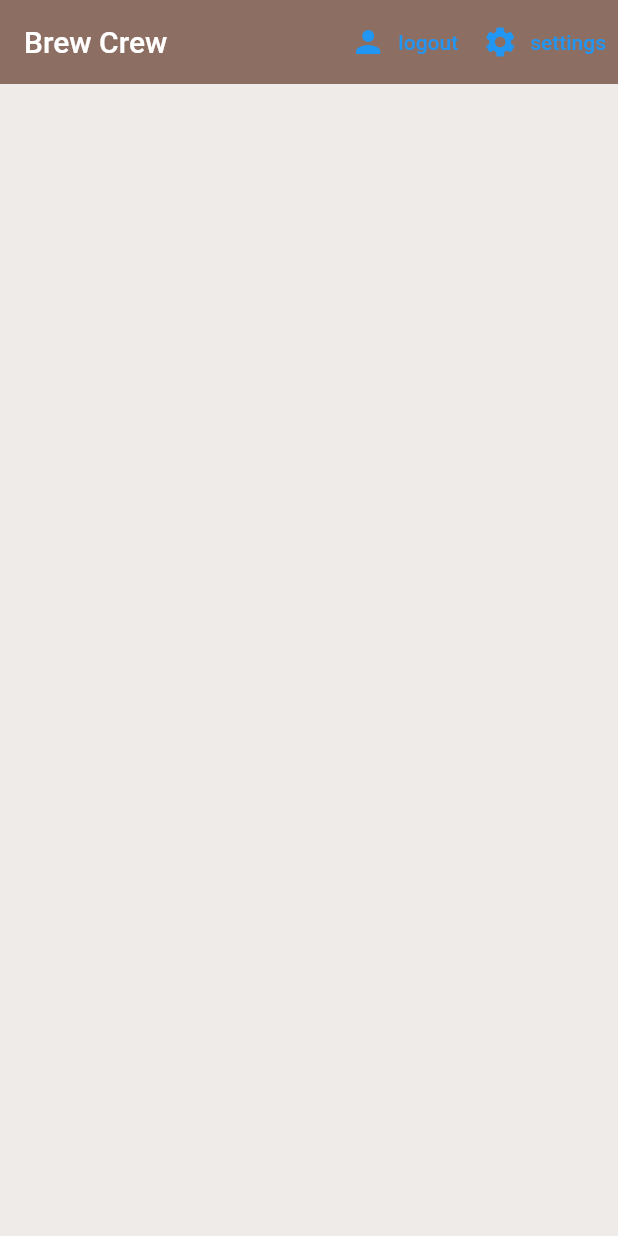
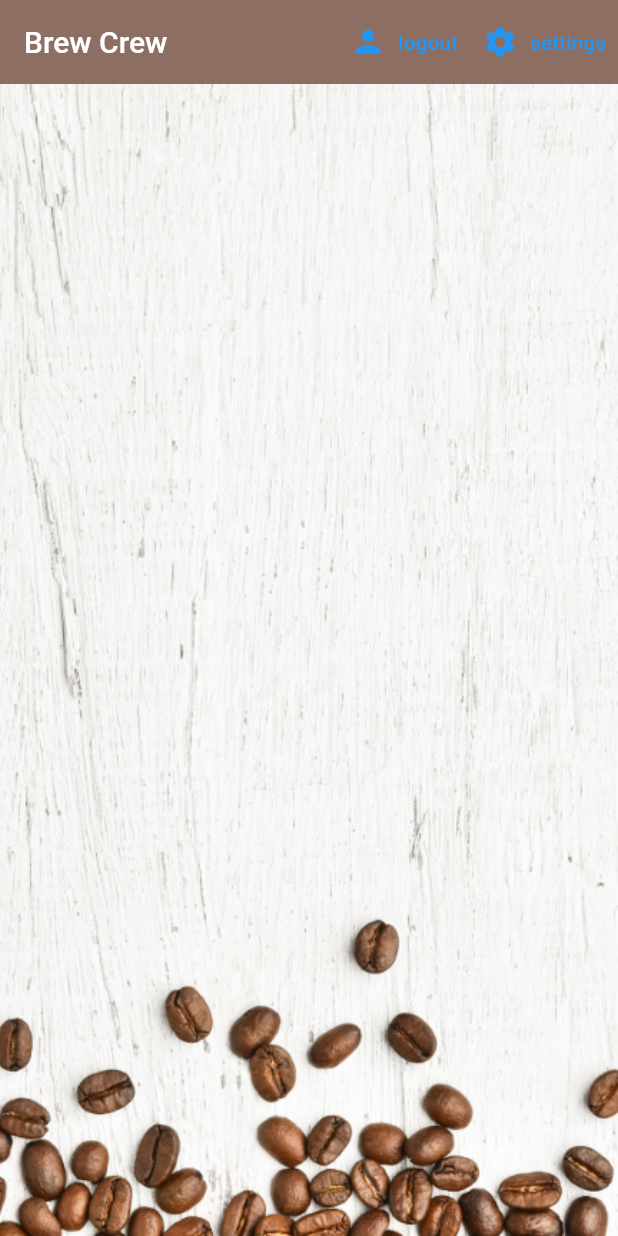
Before and after one commit to Mehmet-Durna/flutter-firebase-brewApp, a Flutter app: the screen it shows once a user with an empty profile is signed in, on a phone screen of 412 x 824 dp. Run offline on Flutter 3.47's test engine with Material 2 defaults, Android fonts, the phone set to English and light mode, and no system bars; our stand-ins replace cloud_firestore, firebase_auth, firebase_core, flutter_spinkit; accounts and stored records are empty.

Commit message:
asseds are added

```diff
--- a/lib/screens/home/brew_tile.dart
+++ b/lib/screens/home/brew_tile.dart
@@ -18,6 +18,7 @@
           leading: CircleAvatar(
             radius: 25.0,
             backgroundColor: Colors.brown[brew!.strength!],
+            backgroundImage: const AssetImage('assets/coffee_icon.png'),
           ),
           title: Text(brew!.name!),
           subtitle: Text('Takes ${brew!.sugars} sugar(s)'),
--- a/lib/screens/home/home.dart
+++ b/lib/screens/home/home.dart
@@ -52,8 +52,14 @@
             ),
           ],
         ),
-        body: BrewList(
-        ),
+        body: Container(
+            decoration: const BoxDecoration(
+              image: DecorationImage(
+                image: AssetImage('assets/coffee_bg.png'),
+                fit: BoxFit.cover,
+              ),
+            ),
+            child: BrewList()),
       ),
     );
   }
```
Also changed, not shown: pubspec.yaml (+4 -3 lines), assets/coffee_bg.png (added), assets/coffee_icon.png (added).
